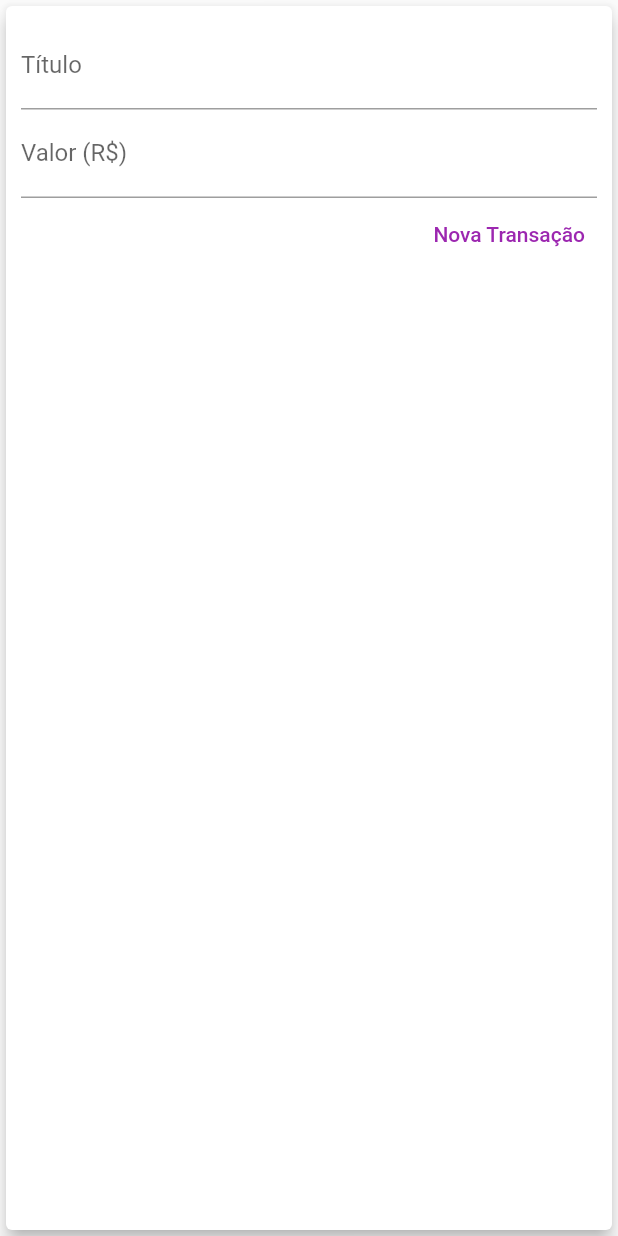
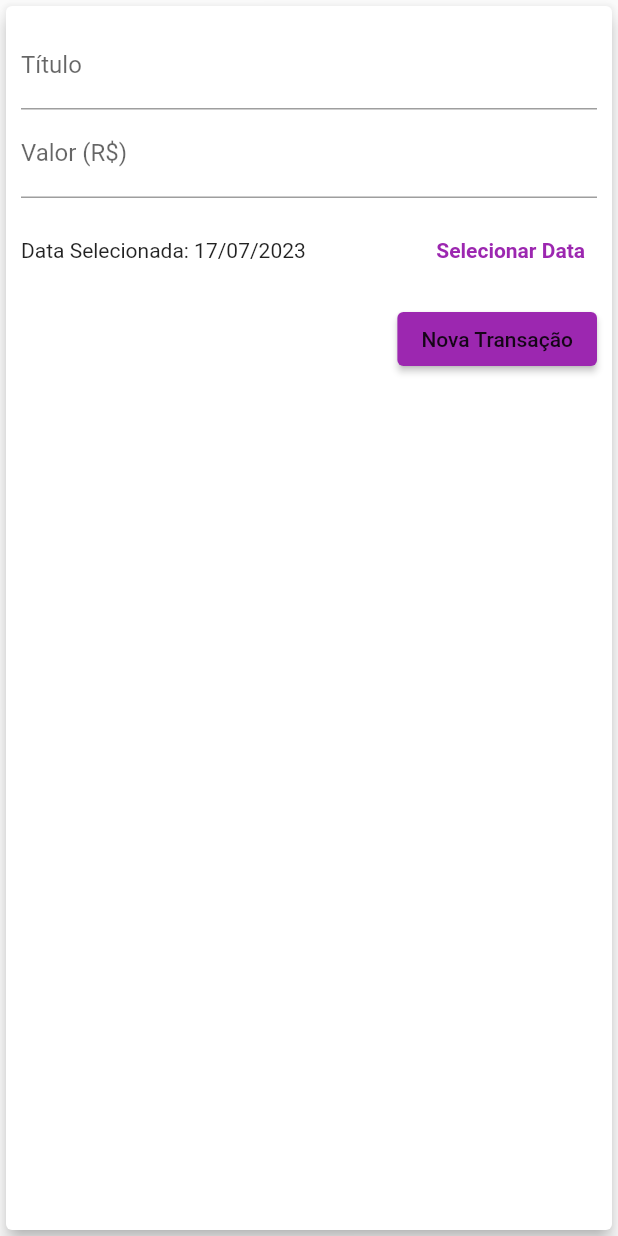
Before and after one commit to Br3n0L/despesas_pessoais, a Flutter app: the TransactionForm widget shown alone on an empty page, opened directly with empty values, after a tap on "Nova Transação", on a phone screen of 412 x 824 dp. Run offline on Flutter 3.47's test engine with Material 2 defaults, Android fonts, the phone set to English and light mode, and no system bars.

Commit message:
dates and forms

```diff
--- a/lib/components/transactions_form.dart
+++ b/lib/components/transactions_form.dart
@@ -1,7 +1,8 @@
 import 'package:flutter/material.dart';
+import 'package:intl/intl.dart';
 
 class TransactionForm extends StatefulWidget {
-  final void Function(String, double) onSubmit;
+  final void Function(String, double, DateTime) onSubmit;
 
   const TransactionForm(this.onSubmit, {Key? key}) : super(key: key);
 
@@ -10,19 +11,36 @@ class TransactionForm extends StatefulWidget {
 }
 
 class _TransactionFormState extends State<TransactionForm> {
-  final titleController = TextEditingController();
-
-  final valueController = TextEditingController();
+  final _titleController = TextEditingController();
+  final _valueController = TextEditingController();
+  DateTime? _selectedDate = DateTime.now();
 
   _submitForm() {
-    final title = titleController.text;
-    final value = double.tryParse(valueController.text) ?? 0;
+    final title = _titleController.text;
+    final value = double.tryParse(_valueController.text) ?? 0;
 
-    if (title.isEmpty || value <= 0) {
+    if (title.isEmpty || value <= 0 || _selectedDate == null) {
       return;
     }
 
-    widget.onSubmit(title, value);
+    widget.onSubmit(title, value, _selectedDate!);
+  }
+
+  _showDatePicker() {
+    showDatePicker(
+      context: context,
+      initialDate: DateTime.now(),
+      firstDate: DateTime(2019),
+      lastDate: DateTime.now(),
+    ).then((pickedDate) {
+      if (pickedDate == null) {
+        return;
+      }
+
+      setState(() {
+        _selectedDate = pickedDate;
+      });
+    });
   }
 
   @override
@@ -34,14 +52,14 @@ class _TransactionFormState extends State<TransactionForm> {
         child: Column(
           children: [
             TextField(
-              controller: titleController,
+              controller: _titleController,
               onSubmitted: (_) => _submitForm(),
               decoration: const InputDecoration(
                 labelText: 'Título',
               ),
             ),
             TextField(
-              controller: valueController,
+              controller: _valueController,
               keyboardType:
                   const TextInputType.numberWithOptions(decimal: true),
               onSubmitted: (_) => _submitForm(),
@@ -49,22 +67,41 @@ class _TransactionFormState extends State<TransactionForm> {
                 labelText: 'Valor (R\$)',
               ),
             ),
+            SizedBox(
+              height: 70,
+              child: Row(
+                children: <Widget>[
+                  Expanded(
+                    child: Text(
+                      _selectedDate == null
+                          ? 'Nenhuma data selecionada!'
+                          : 'Data Selecionada: ${DateFormat('dd/MM/y').format(_selectedDate!)}',
+                    ),
+                  ),
+                  TextButton(
+                    onPressed: _showDatePicker,
+                    child: const Text(
+                      'Selecionar Data',
+                      style: TextStyle(
+                        fontWeight: FontWeight.bold,
+                      ),
+                    ),
+                  )
+                ],
+              ),
+            ),
             Row(
               mainAxisAlignment: MainAxisAlignment.end,
               children: <Widget>[
-                TextButton(
-                  child: const Text(
+                ElevatedButton(
+                  onPressed: _submitForm,
+                  child: Text(
                     'Nova Transação',
                     style: TextStyle(
-                      color: Colors.purple,
+                      color: Theme.of(context).textTheme.labelLarge?.color,
                     ),
                   ),
-                  onPressed: () {
-                    final title = titleController.text;
-                    final value = double.tryParse(valueController.text) ?? 0;
-                    widget.onSubmit(title, value);
-                  },
-                )
+                ),
               ],
             ),
           ],
```
Also changed, not shown: lib/components/chart.dart (+12 -3 lines), lib/components/transaction_list.dart (+24 -28 lines), lib/main.dart (+10 -19 lines).
